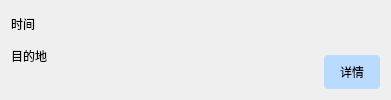
Qt form ui_class/record_interface.ui (reflux18d/MaiGO) before a commit.
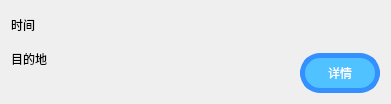
The same form after that commit.

Patch:
```diff
--- a/ui_class/record_interface.ui
+++ b/ui_class/record_interface.ui
@@ -7,7 +7,7 @@
     <x>0</x>
     <y>0</y>
     <width>391</width>
-    <height>100</height>
+    <height>104</height>
    </rect>
   </property>
   <property name="sizePolicy">
@@ -30,6 +30,9 @@
     <layout class="QVBoxLayout" name="verticalLayout">
      <item>
       <widget class="QLabel" name="time_label">
+       <property name="styleSheet">
+        <string notr="true">font: 14pt &quot;黑体&quot;;</string>
+       </property>
        <property name="text">
         <string>时间</string>
        </property>
@@ -37,6 +40,9 @@
      </item>
      <item>
       <widget class="QLabel" name="goal_label">
+       <property name="styleSheet">
+        <string notr="true">font: 14pt &quot;黑体&quot;;</string>
+       </property>
        <property name="text">
         <string>目的地</string>
        </property>
@@ -77,26 +83,29 @@
        <item>
         <widget class="QPushButton" name="info_button">
          <property name="sizePolicy">
-          <sizepolicy hsizetype="Fixed" vsizetype="Fixed">
+          <sizepolicy hsizetype="Maximum" vsizetype="Maximum">
            <horstretch>0</horstretch>
            <verstretch>0</verstretch>
           </sizepolicy>
          </property>
+         <property name="minimumSize">
+          <size>
+           <width>80</width>
+           <height>40</height>
+          </size>
+         </property>
+         <property name="maximumSize">
+          <size>
+           <width>80</width>
+           <height>40</height>
+          </size>
+         </property>
          <property name="styleSheet">
-          <string notr="true">QPushButton {
-    background-color: rgb(185, 219, 255);  /* 蓝色背景 */
-    color: rgb(0, 0, 0);
-    border: none;
-    border-radius: 4px;
-    padding: 8px 16px;
-	font: 14pt &quot;STHupo&quot;;
-}
-QPushButton:hover {
-    background-color: rgb(103, 202, 255);  /* 悬停变深蓝 */
-}
-QPushButton:pressed {
-    background-color: rgb(101, 206, 255);  /* 按下颜色 */
-}</string>
+          <string notr="true">font: 14pt &quot;黑体&quot;;
+border-radius: 20px;      /* 圆角半径（像素） */
+    background-color:rgb(80, 194, 255);
+    color: white;             /* 文字颜色 */
+    border: 5px solid rgb(53, 144, 255); /* 边框样式 */</string>
          </property>
          <property name="text">
           <string>详情</string>
```
